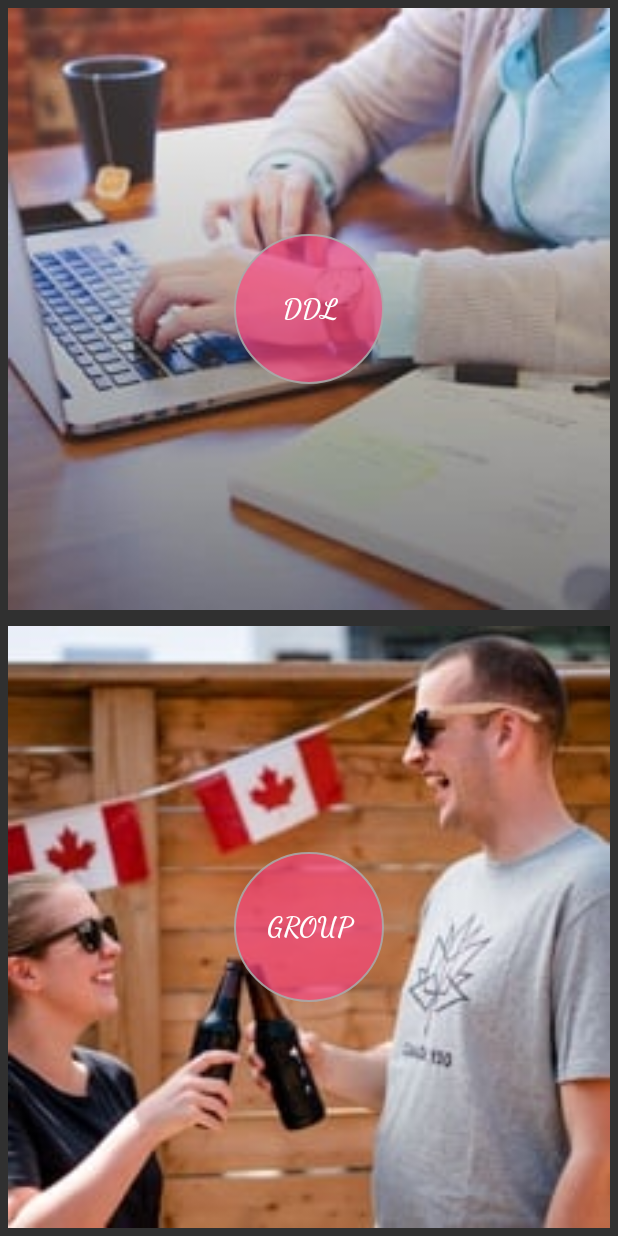
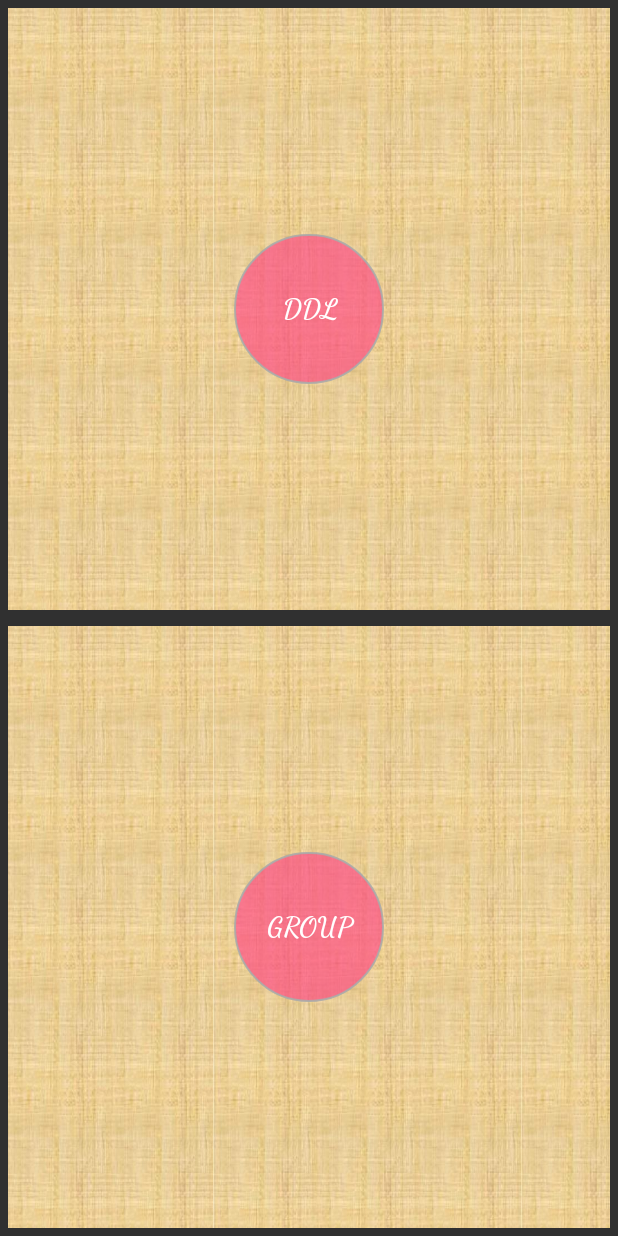
Before and after one commit to Alvabill/final_project, an Android app: the First screen opened directly, with no data from a screen before it, on a phone screen of 412 x 824 dp. Run offline under Robolectric (Android 15) with nearby library versions, the light colour scheme and no system bars; 1 statement that could not run was skipped.

Commit message:
change first page -- bg

```diff
--- a/app/src/main/res/layout/first.xml
+++ b/app/src/main/res/layout/first.xml
@@ -12,7 +12,7 @@
         android:layout_height="wrap_content"
         android:layout_weight="1"
         android:layout_margin="5dp"
-        android:background="@mipmap/ddl">
+        android:background="@mipmap/bgh">
 
         <Button
             android:id="@+id/first_ddl"
@@ -33,7 +33,7 @@
        android:layout_height="wrap_content"
        android:layout_weight="1"
        android:layout_margin="5dp"
-       android:background="@mipmap/group">
+       android:background="@mipmap/bgh">
 
        <Button
            android:id="@+id/first_group"
```
Also changed, not shown: app/src/main/res/mipmap-hdpi/ddl.jpg (deleted), app/src/main/res/mipmap-hdpi/group.jpg (deleted), app/src/main/res/mipmap-mdpi/bgh.jpg (added), app/src/main/res/mipmap-mdpi/bgx.jpg (added).
